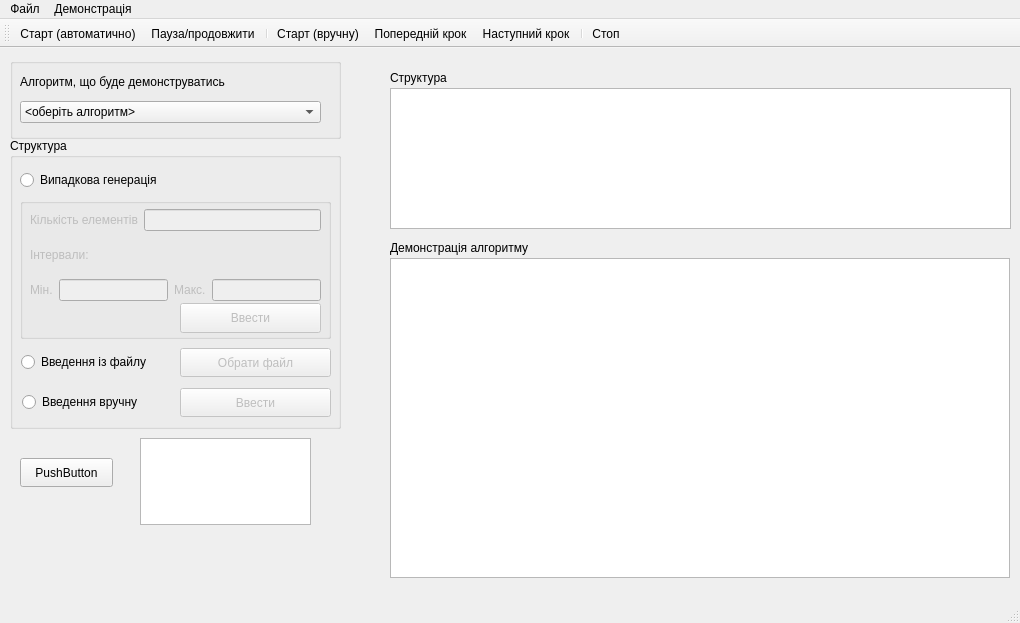
Above: Lab2Pysarenkov/mainwindow.ui from TymofiiPys/lab2Pysarenkov before the change. Below: the same form after it.
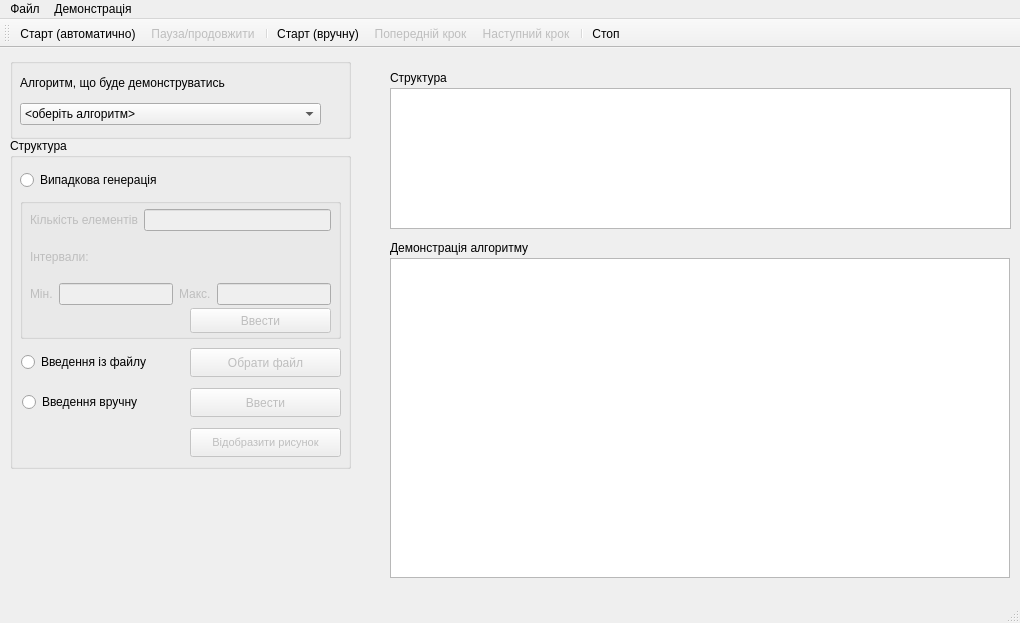
That is the form after the change. Icons and pictures are not drawn.

```diff
--- a/Lab2Pysarenkov/mainwindow.ui
+++ b/Lab2Pysarenkov/mainwindow.ui
@@ -38,7 +38,7 @@
      <rect>
       <x>10</x>
       <y>10</y>
-      <width>331</width>
+      <width>341</width>
       <height>81</height>
      </rect>
     </property>
@@ -51,7 +51,7 @@
        <x>10</x>
        <y>10</y>
        <width>301</width>
-       <height>55</height>
+       <height>57</height>
       </rect>
      </property>
      <layout class="QVBoxLayout" name="verticalLayout">
@@ -84,8 +84,8 @@
      <rect>
       <x>10</x>
       <y>90</y>
-      <width>331</width>
-      <height>291</height>
+      <width>341</width>
+      <height>331</height>
      </rect>
     </property>
     <property name="title">
@@ -112,7 +112,7 @@
       <rect>
        <x>10</x>
        <y>60</y>
-       <width>311</width>
+       <width>321</width>
        <height>141</height>
       </rect>
      </property>
@@ -124,8 +124,8 @@
        <rect>
         <x>10</x>
         <y>11</y>
-        <width>291</width>
-        <height>92</height>
+        <width>301</width>
+        <height>96</height>
        </rect>
       </property>
       <layout class="QVBoxLayout" name="verticalLayout_2">
@@ -179,10 +179,10 @@
      <widget class="QPushButton" name="pushButton_rnd">
       <property name="geometry">
        <rect>
-        <x>160</x>
-        <y>105</y>
+        <x>170</x>
+        <y>110</y>
         <width>141</width>
-        <height>30</height>
+        <height>25</height>
        </rect>
       </property>
       <property name="text">
@@ -195,7 +195,7 @@
       <rect>
        <x>11</x>
        <y>212</y>
-       <width>152</width>
+       <width>161</width>
        <height>24</height>
       </rect>
      </property>
@@ -209,7 +209,7 @@
      </property>
      <property name="geometry">
       <rect>
-       <x>170</x>
+       <x>180</x>
        <y>210</y>
        <width>151</width>
        <height>29</height>
@@ -238,7 +238,7 @@
      </property>
      <property name="geometry">
       <rect>
-       <x>170</x>
+       <x>180</x>
        <y>250</y>
        <width>151</width>
        <height>29</height>
@@ -248,12 +248,34 @@
       <string>Ввести</string>
      </property>
     </widget>
+    <widget class="QPushButton" name="pushButton_draw">
+     <property name="enabled">
+      <bool>false</bool>
+     </property>
+     <property name="geometry">
+      <rect>
+       <x>180</x>
+       <y>290</y>
+       <width>151</width>
+       <height>29</height>
+      </rect>
+     </property>
+     <property name="font">
+      <font>
+       <pointsize>8</pointsize>
+       <bold>false</bold>
+      </font>
+     </property>
+     <property name="text">
+      <string>Відобразити рисунок</string>
+     </property>
+    </widget>
    </widget>
    <widget class="QLabel" name="label_str_entered">
     <property name="geometry">
      <rect>
-      <x>10</x>
-      <y>360</y>
+      <x>20</x>
+      <y>430</y>
       <width>331</width>
       <height>20</height>
      </rect>
@@ -304,29 +326,6 @@
      <string>Структура</string>
     </property>
    </widget>
-   <widget class="QPushButton" name="pushButton_print">
-    <property name="geometry">
-     <rect>
-      <x>20</x>
-      <y>410</y>
-      <width>93</width>
-      <height>29</height>
-     </rect>
-    </property>
-    <property name="text">
-     <string>PushButton</string>
-    </property>
-   </widget>
-   <widget class="QPlainTextEdit" name="plainTextEdit">
-    <property name="geometry">
-     <rect>
-      <x>140</x>
-      <y>390</y>
-      <width>171</width>
-      <height>87</height>
-     </rect>
-    </property>
-   </widget>
   </widget>
   <widget class="QMenuBar" name="menubar">
    <property name="geometry">
@@ -377,6 +376,9 @@
   </widget>
   <widget class="QStatusBar" name="statusbar"/>
   <widget class="QToolBar" name="toolBar">
+   <property name="enabled">
+    <bool>true</bool>
+   </property>
    <property name="windowTitle">
     <string>toolBar</string>
    </property>
@@ -413,6 +415,9 @@
    </property>
   </action>
   <action name="action_pause">
+   <property name="enabled">
+    <bool>false</bool>
+   </property>
    <property name="icon">
     <iconset resource="img.qrc">
      <normaloff>:/img/img/pause.png</normaloff>:/img/img/pause.png</iconset>
@@ -440,6 +445,9 @@
    </property>
   </action>
   <action name="action_prev_step">
+   <property name="enabled">
+    <bool>false</bool>
+   </property>
    <property name="icon">
     <iconset resource="img.qrc">
      <normaloff>:/img/img/prev.png</normaloff>:/img/img/prev.png</iconset>
@@ -449,6 +457,9 @@
    </property>
   </action>
   <action name="action_next_step">
+   <property name="enabled">
+    <bool>false</bool>
+   </property>
    <property name="icon">
     <iconset resource="img.qrc">
      <normaloff>:/img/img/next.png</normaloff>:/img/img/next.png</iconset>
```
Left out of the diff: 16 changed lines with no effect on the pictures.
